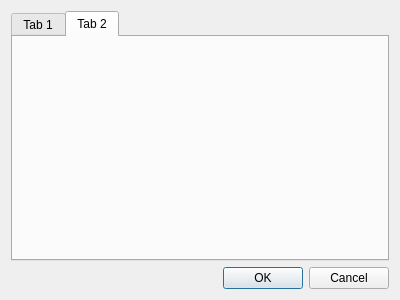
Qt form fpropsdialog.ui (vvd7683/SimScanner) before a commit.
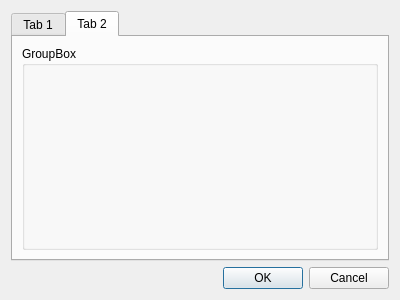
The same form after that commit. The open tabs and pages were chosen to show the change.

What changed in the file:
```diff
--- a/fpropsdialog.ui
+++ b/fpropsdialog.ui
@@ -37,6 +37,15 @@
       <attribute name="title">
        <string>Tab 2</string>
       </attribute>
+      <layout class="QVBoxLayout" name="verticalLayout_2">
+       <item>
+        <widget class="QGroupBox" name="gboxEntropy">
+         <property name="title">
+          <string>GroupBox</string>
+         </property>
+        </widget>
+       </item>
+      </layout>
      </widget>
     </widget>
    </item>
```
